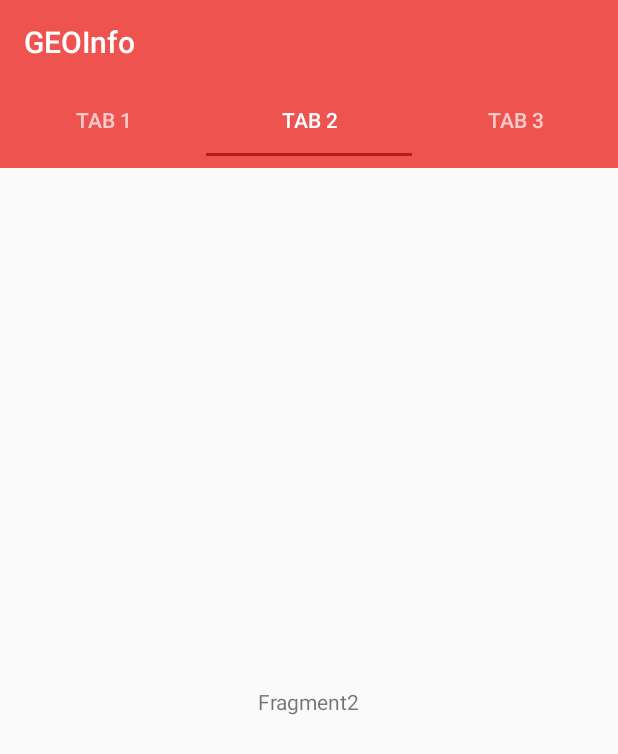
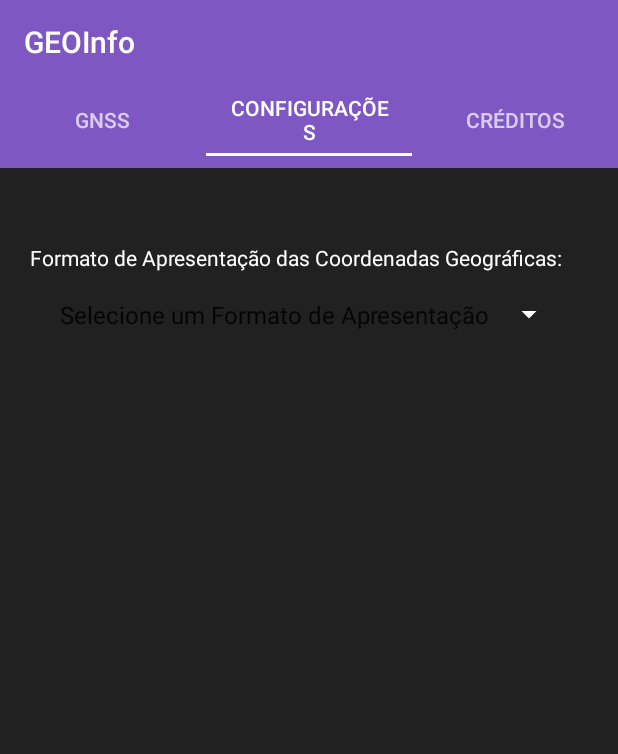
Before and after one commit to SamSCarvalho/geolocation-list, an Android app: the screen it shows after launch (MainActivity), tab 2 chosen, on a phone screen of 412 x 824 dp. Shown: the top 754 px of the screen. Run offline under Robolectric (Android 15) with nearby library versions, the phone set to English and light mode, and no system bars; libraries missing offline, so code that uses them is left out: com.jaredrummler.materialspinner.

Commit message:
refatoração dos fragments, texto add no arquivo de strings e spinner em configurações

```diff
--- a/app/build.gradle
+++ b/app/build.gradle
@@ -27,4 +27,5 @@ dependencies {
     androidTestImplementation 'androidx.test:runner:1.2.0'
     androidTestImplementation 'androidx.test.espresso:espresso-core:3.2.0'
     implementation 'com.google.android.material:material:1.0.0'
+    implementation 'com.jaredrummler:material-spinner:1.3.1'
 }
--- a/app/src/main/java/com/example/geolocationlist/TabTwo.java
+++ b/app/src/main/java/com/example/geolocationlist/Configuracoes.java
@@ -4,15 +4,22 @@ import android.os.Bundle;
 import android.view.LayoutInflater;
 import android.view.View;
 import android.view.ViewGroup;
+import android.widget.AdapterView;
+import android.widget.ArrayAdapter;
+import android.widget.Spinner;
 
 import androidx.annotation.NonNull;
 import androidx.annotation.Nullable;
 import androidx.fragment.app.Fragment;
 
-public class TabTwo extends Fragment {
+import com.jaredrummler.materialspinner.MaterialSpinner;
+
+public class Configuracoes extends Fragment {
     @Nullable
     @Override
     public View onCreateView(@NonNull LayoutInflater inflater, @Nullable ViewGroup container, @Nullable Bundle savedInstanceState) {
-        return inflater.inflate(R.layout.fragment_two, container, false);
+        return inflater.inflate(R.layout.configuracoes, container, false);
+
     }
+
 }
--- a/app/src/main/java/com/example/geolocationlist/TabOne.java
+++ b/app/src/main/java/com/example/geolocationlist/Creditos.java
@@ -1,6 +1,5 @@
 package com.example.geolocationlist;
 
-import android.app.AlertDialog;
 import android.os.Bundle;
 import android.view.LayoutInflater;
 import android.view.View;
@@ -10,10 +9,10 @@ import androidx.annotation.NonNull;
 import androidx.annotation.Nullable;
 import androidx.fragment.app.Fragment;
 
-public class TabOne extends Fragment {
+public class Creditos extends Fragment {
     @Nullable
     @Override
     public View onCreateView(@NonNull LayoutInflater inflater, @Nullable ViewGroup container, @Nullable Bundle savedInstanceState) {
-        return inflater.inflate(R.layout.fragment_one, container, false);
+        return inflater.inflate(R.layout.creditos, container, false);
     }
 }
--- a/app/src/main/java/com/example/geolocationlist/TabThree.java
+++ b/app/src/main/java/com/example/geolocationlist/Gnss.java
@@ -9,10 +9,10 @@ import androidx.annotation.NonNull;
 import androidx.annotation.Nullable;
 import androidx.fragment.app.Fragment;
 
-public class TabThree extends Fragment {
+public class Gnss extends Fragment {
     @Nullable
     @Override
     public View onCreateView(@NonNull LayoutInflater inflater, @Nullable ViewGroup container, @Nullable Bundle savedInstanceState) {
-        return inflater.inflate(R.layout.fragment_three, container, false);
+        return inflater.inflate(R.layout.gnss, container, false);
     }
 }
--- a/app/src/main/java/com/example/geolocationlist/MainActivity.java
+++ b/app/src/main/java/com/example/geolocationlist/MainActivity.java
@@ -41,9 +41,9 @@ public class MainActivity extends AppCompatActivity{
         setSupportActionBar(toolbar);
 
         TabLayout tabLayout = (TabLayout) findViewById(R.id.tabLayout);
-        tabLayout.addTab(tabLayout.newTab().setText("Tab 1"));
-        tabLayout.addTab(tabLayout.newTab().setText("Tab 2"));
-        tabLayout.addTab(tabLayout.newTab().setText("Tab 3"));
+        tabLayout.addTab(tabLayout.newTab().setText("GNSS"));
+        tabLayout.addTab(tabLayout.newTab().setText("Configurações"));
+        tabLayout.addTab(tabLayout.newTab().setText("Créditos"));
         tabLayout.setTabGravity(TabLayout.GRAVITY_FILL);
 
         final ViewPager viewPager = (ViewPager) findViewById(R.id.pager);
--- a/app/src/main/java/com/example/geolocationlist/PageAdapter.java
+++ b/app/src/main/java/com/example/geolocationlist/PageAdapter.java
@@ -15,14 +15,14 @@ public class PageAdapter extends FragmentStatePagerAdapter {
     public Fragment getItem(int position) {
         switch (position) {
             case 0:
-                TabOne tabOne = new TabOne();
-                return tabOne;
+                Gnss gnss = new Gnss();
+                return gnss;
             case 1:
-                TabTwo tabTwo = new TabTwo();
-                return tabTwo;
+                Configuracoes configuracoes = new Configuracoes();
+                return configuracoes;
             case 2:
-                TabThree tabThree = new TabThree();
-                return tabThree;
+                Creditos creditos = new Creditos();
+                return creditos;
             default:
                 return null;
         }
--- /dev/null
+++ b/app/src/main/res/layout/configuracoes.xml
@@ -0,0 +1,33 @@
+<?xml version="1.0" encoding="utf-8"?>
+<LinearLayout xmlns:android="http://schemas.android.com/apk/res/android"
+    android:layout_width="match_parent"
+    android:layout_height="match_parent"
+    android:background="@color/bgtabs"
+    android:gravity="start"
+    android:orientation="vertical"
+    android:paddingTop="50dp"
+    android:touchscreenBlocksFocus="false">
+
+    <TextView
+        android:id="@+id/textView"
+        android:layout_width="wrap_content"
+        android:layout_height="wrap_content"
+        android:layout_marginLeft="20dp"
+        android:text="@string/coordenadas"
+        android:textColor="@color/colorText" />
+
+
+
+    <Spinner
+        android:id="@+id/coordenadaInput"
+        android:layout_width="fill_parent"
+        android:layout_height="wrap_content"
+        android:layout_marginLeft="20dp"
+        android:layout_marginTop="5dp"
+        android:layout_marginRight="35dp"
+        android:backgroundTint="@color/colorText"
+        android:entries="@array/coordOpt"
+        android:foregroundTint="@color/colorText"
+        android:padding="12dp" />
+
+</LinearLayout>
--- a/app/src/main/res/layout/fragment_one.xml
+++ b/app/src/main/res/layout/creditos.xml
@@ -4,11 +4,13 @@
     android:orientation="vertical"
     android:layout_width="match_parent"
     android:gravity="center"
-    android:layout_height="match_parent">
+    android:layout_height="match_parent"
+    android:background="@color/bgtabs">
 
     <TextView
         android:id="@+id/textView"
         android:layout_width="wrap_content"
         android:layout_height="wrap_content"
-        android:text="Fragment1" />
+        android:textColor="@color/colorText"
+        android:text="Fragment3" />
 </LinearLayout>
--- a/app/src/main/res/layout/fragment_three.xml
+++ /dev/null
@@ -1,14 +0,0 @@
-<?xml version="1.0" encoding="utf-8"?>
-<LinearLayout
-    xmlns:android="http://schemas.android.com/apk/res/android"
-    android:orientation="vertical"
-    android:layout_width="match_parent"
-    android:gravity="center"
-    android:layout_height="match_parent">
-
-    <TextView
-        android:id="@+id/textView"
-        android:layout_width="wrap_content"
-        android:layout_height="wrap_content"
-        android:text="Fragment3" />
-</LinearLayout>
--- a/app/src/main/res/layout/fragment_two.xml
+++ b/app/src/main/res/layout/gnss.xml
@@ -4,11 +4,13 @@
     android:orientation="vertical"
     android:layout_width="match_parent"
     android:gravity="center"
-    android:layout_height="match_parent">
+    android:layout_height="match_parent"
+    android:background="@color/bgtabs">
 
     <TextView
         android:id="@+id/textView"
         android:layout_width="wrap_content"
         android:layout_height="wrap_content"
-        android:text="Fragment2" />
+        android:textColor="@color/colorText"
+        android:text="Fragment1" />
 </LinearLayout>
--- a/app/src/main/res/values/colors.xml
+++ b/app/src/main/res/values/colors.xml
@@ -1,6 +1,8 @@
 <?xml version="1.0" encoding="utf-8"?>
 <resources>
-    <color name="colorPrimary">#ef5350</color>
-    <color name="colorPrimaryDark">#b71c1c</color>
-    <color name="colorAccent">#b71c1c</color>
+    <color name="colorPrimary">#7e57c2</color>
+    <color name="colorPrimaryDark">#5e35b1</color>
+    <color name="colorAccent">#fff</color>
+    <color name="colorText">#fff</color>
+    <color name="bgtabs">#212121</color>
 </resources>
--- a/app/src/main/res/values/strings.xml
+++ b/app/src/main/res/values/strings.xml
@@ -2,4 +2,27 @@
     <string name="app_name">GEOInfo</string>
     <string name="dialog_message">Message</string>
     <string name="dialog_title">Titulo</string>
+    <string name="coordenadas">Formato de Apresentação das Coordenadas Geográficas:</string>
+    <string name="decimal">Grau Decimal</string>
+    <string name="minutoDecimal">Grau-Minuto Decimal</string>
+    <string name="minutoSegundoDecimal">Grau-Minuto-Segundo Decimal</string>
+    <string name="unidadeApresentacao">Unidade de Apresentação da Velocidade</string>
+    <string name="km">Km/h(quilometro por hora)</string>
+    <string name="mph">Mph (milhas por hora)</string>
+    <string name="orientMapa">Orientação do Mapa</string>
+    <string name="none">Nenhuma</string>
+    <string name="north">North Up</string>
+    <string name="course">Course Up</string>
+    <string name="tipoMapa">Tipo do Mapa</string>
+    <string name="vet">Vetorial</string>
+    <string name="sat">Imagem de Satélite</string>
+    <string name="trafego">Informações de Tráfego</string>
+
+    <string-array name="coordOpt">
+        <item>Selecione um Formato de Apresentação</item>
+        <item>Grau Decimal</item>
+        <item>Grau-Minuto Decimal</item>
+        <item>Grau-Minuto-Segundo Decimal</item>
+    </string-array>
+
 </resources>
```
